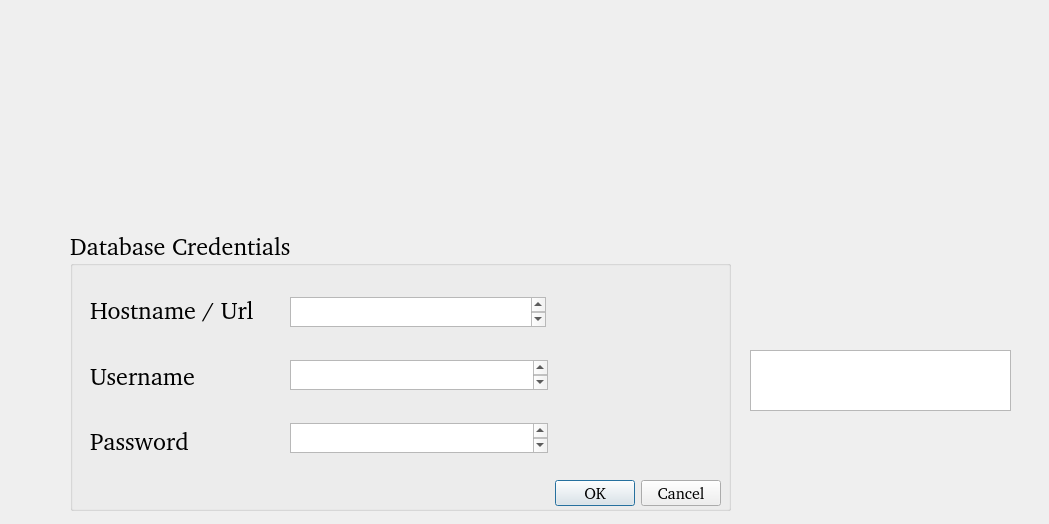
First picture: the form in dialog.ui, repository ZaneFerns360/querysurreal, before the edit.
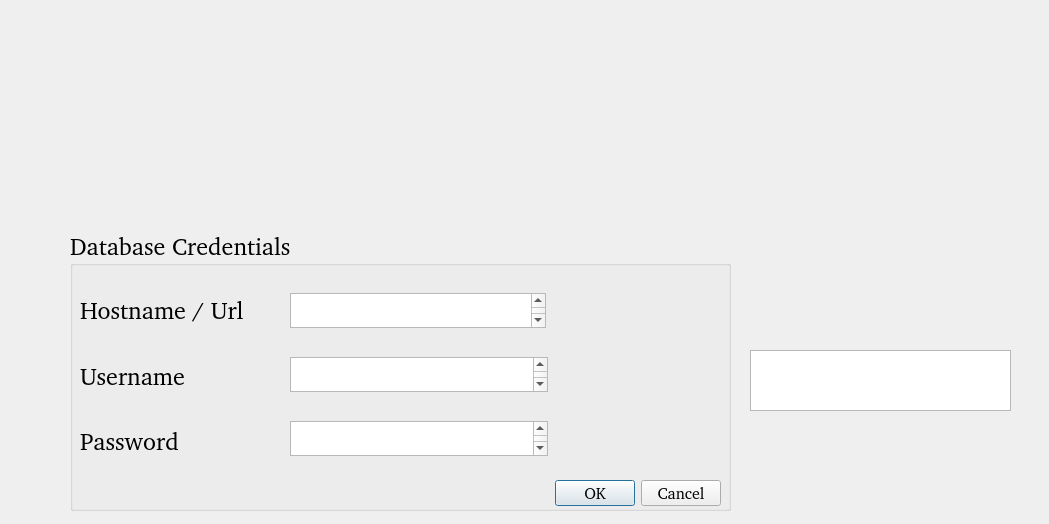
Second picture: the form after the edit. Icons and pictures are not drawn.

Patch:
```diff
--- a/dialog.ui
+++ b/dialog.ui
@@ -77,7 +77,7 @@
        <property name="maximumSize">
         <size>
          <width>16777215</width>
-         <height>30</height>
+         <height>35</height>
         </size>
        </property>
        <property name="font">
@@ -99,7 +99,7 @@
        <property name="maximumSize">
         <size>
          <width>16777215</width>
-         <height>30</height>
+         <height>35</height>
         </size>
        </property>
        <property name="font">
@@ -121,7 +121,7 @@
        <property name="maximumSize">
         <size>
          <width>16777215</width>
-         <height>30</height>
+         <height>35</height>
         </size>
        </property>
        <property name="font">
@@ -137,7 +137,7 @@
    <widget class="QWidget" name="verticalLayoutWidget_2">
     <property name="geometry">
      <rect>
-      <x>20</x>
+      <x>10</x>
       <y>50</y>
       <width>204</width>
       <height>191</height>
```
Left out of the diff: 11 changed lines with no effect on the pictures.
